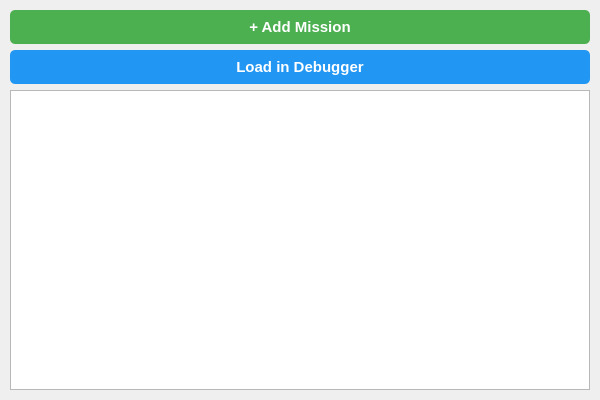
Before: the Qt Designer form agents/mission_controller/src/mission_controller.ui in jcalderon12/robocomp-insight, drawn with Qt 5.
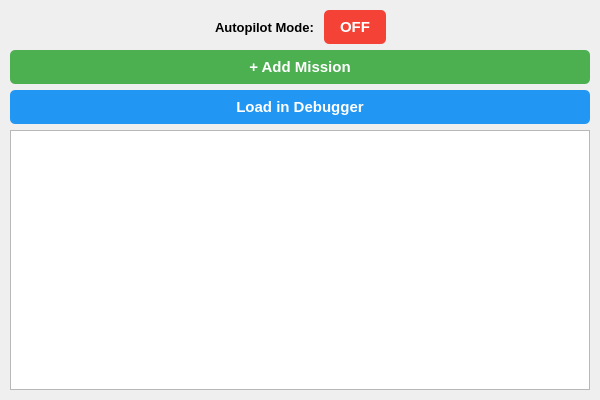
After: the same form once the commit is applied.

Commit message: Added a autopilot buton and some of the code for the autopilot, it not finish yet

Patch:
```diff
--- a/agents/mission_controller/src/mission_controller.ui
+++ b/agents/mission_controller/src/mission_controller.ui
@@ -32,6 +32,83 @@
    <property name="bottomMargin">
     <number>10</number>
    </property>
+   <item>
+    <layout class="QHBoxLayout" name="autopilot_layout">
+     <property name="spacing">
+      <number>10</number>
+     </property>
+     <item>
+      <spacer name="autopilot_spacer_left">
+       <property name="orientation">
+        <enum>Qt::Horizontal</enum>
+       </property>
+       <property name="sizeHint" stdset="0">
+        <size>
+         <width>40</width>
+         <height>20</height>
+        </size>
+       </property>
+      </spacer>
+     </item>
+     <item>
+      <widget class="QLabel" name="autopilot_label">
+       <property name="font">
+        <font>
+         <pointsize>10</pointsize>
+         <weight>75</weight>
+         <bold>true</bold>
+        </font>
+       </property>
+       <property name="text">
+        <string>Autopilot Mode:</string>
+       </property>
+      </widget>
+     </item>
+     <item>
+      <widget class="QPushButton" name="autopilot_toggle_button">
+       <property name="font">
+        <font>
+         <pointsize>11</pointsize>
+         <weight>75</weight>
+         <bold>true</bold>
+        </font>
+       </property>
+       <property name="styleSheet">
+        <string>QPushButton {
+    background-color: #f44336;
+    color: white;
+    border: none;
+    border-radius: 5px;
+    padding: 8px 16px;
+    font-weight: bold;
+}
+QPushButton:hover {
+    background-color: #da190b;
+}
+QPushButton:pressed {
+    background-color: #c91c00;
+}</string>
+       </property>
+       <property name="text">
+        <string>OFF</string>
+       </property>
+      </widget>
+     </item>
+     <item>
+      <spacer name="autopilot_spacer">
+       <property name="orientation">
+        <enum>Qt::Horizontal</enum>
+       </property>
+       <property name="sizeHint" stdset="0">
+        <size>
+         <width>40</width>
+         <height>20</height>
+        </size>
+       </property>
+      </spacer>
+     </item>
+    </layout>
+   </item>
    <item>
     <widget class="QPushButton" name="add_mission_button">
      <property name="font">
```
The commit also changes 3 other files.
